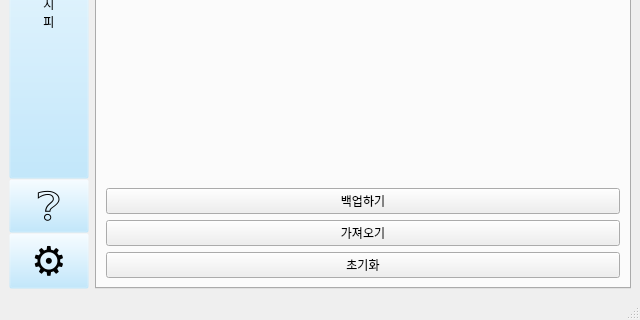
Above: interface/material_stat.ui from lsm-k/team-project before the change; both pictures show x 0 to 640 and y 531 to 851 of the 640 by 851 pixel window. Below: the same form after it.
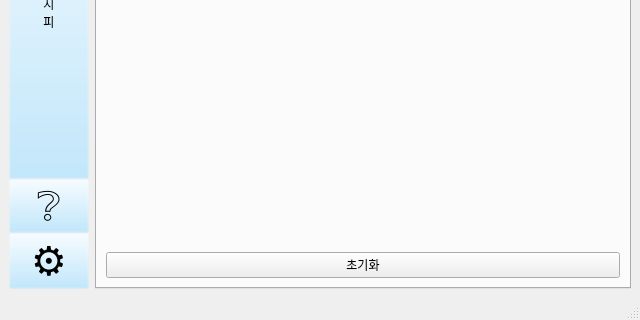
That is the form after the change. The open tabs and pages were chosen to show the change.

Commit message: remove backup and import btn

Diff of the .ui file:
```diff
--- a/interface/material_stat.ui
+++ b/interface/material_stat.ui
@@ -2906,20 +2906,6 @@
             <property name="spacing">
              <number>6</number>
             </property>
-            <item>
-             <widget class="QPushButton" name="data_backup_btn">
-              <property name="text">
-               <string>백업하기</string>
-              </property>
-             </widget>
-            </item>
-            <item>
-             <widget class="QPushButton" name="data_import_btn">
-              <property name="text">
-               <string>가져오기</string>
-              </property>
-             </widget>
-            </item>
             <item>
              <widget class="QPushButton" name="data_reset_btn">
               <property name="text">
```
